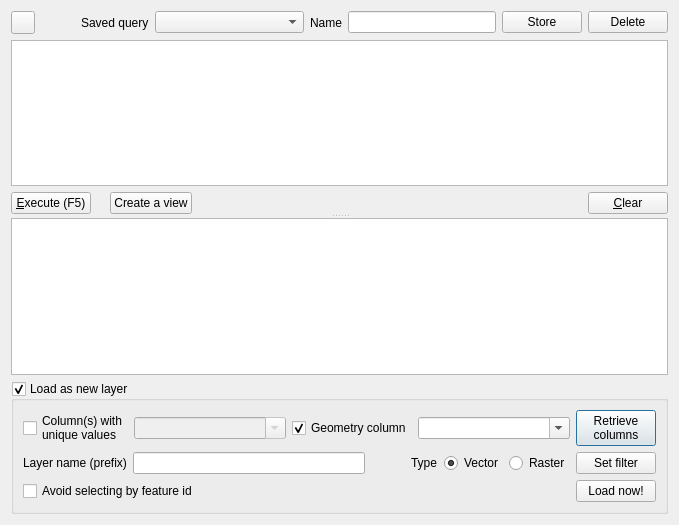
Before: the Qt Designer form python/plugins/db_manager/ui/DlgSqlWindow.ui in qgis/QGIS, drawn with Qt 5.
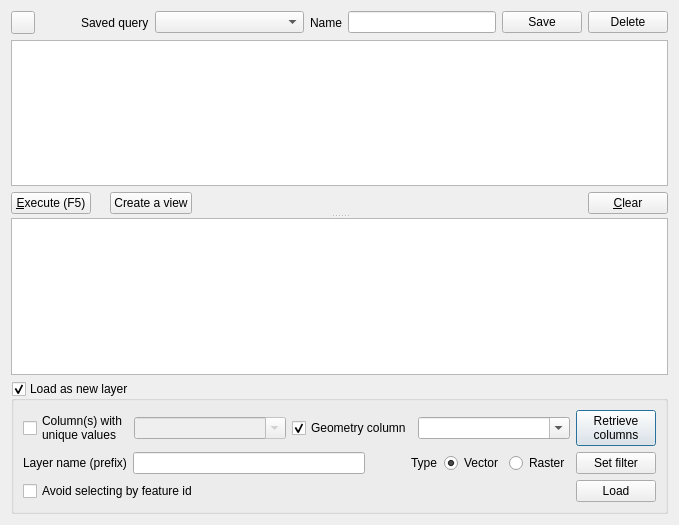
After: the same form once the commit is applied. Custom widgets are drawn as their Qt base class.

Commit message: Update some button labels

The edit to the form file:
```diff
--- a/python/plugins/db_manager/ui/DlgSqlWindow.ui
+++ b/python/plugins/db_manager/ui/DlgSqlWindow.ui
@@ -87,7 +87,7 @@
          <item row="2" column="3">
           <widget class="QPushButton" name="loadLayerBtn">
            <property name="text">
-            <string>Load now!</string>
+            <string>Load</string>
            </property>
           </widget>
          </item>
@@ -302,7 +302,7 @@
          <item>
           <widget class="QPushButton" name="presetStore">
            <property name="text">
-            <string>Store</string>
+            <string>Save</string>
            </property>
           </widget>
          </item>
```
The commit also changes 1 other file.
